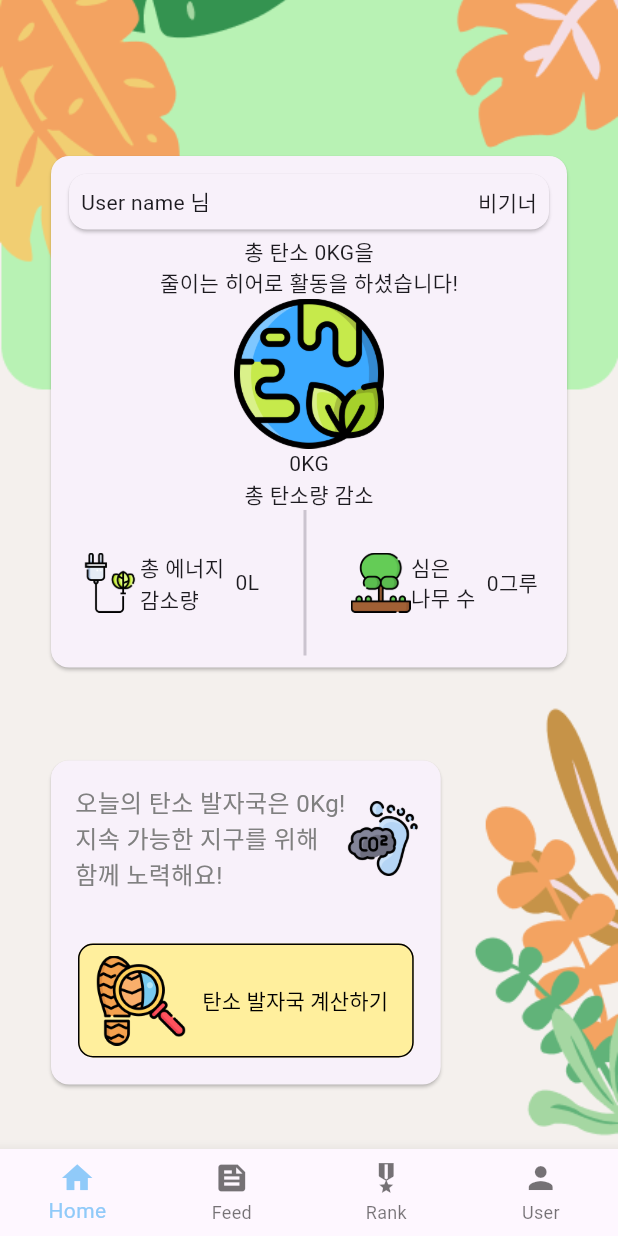
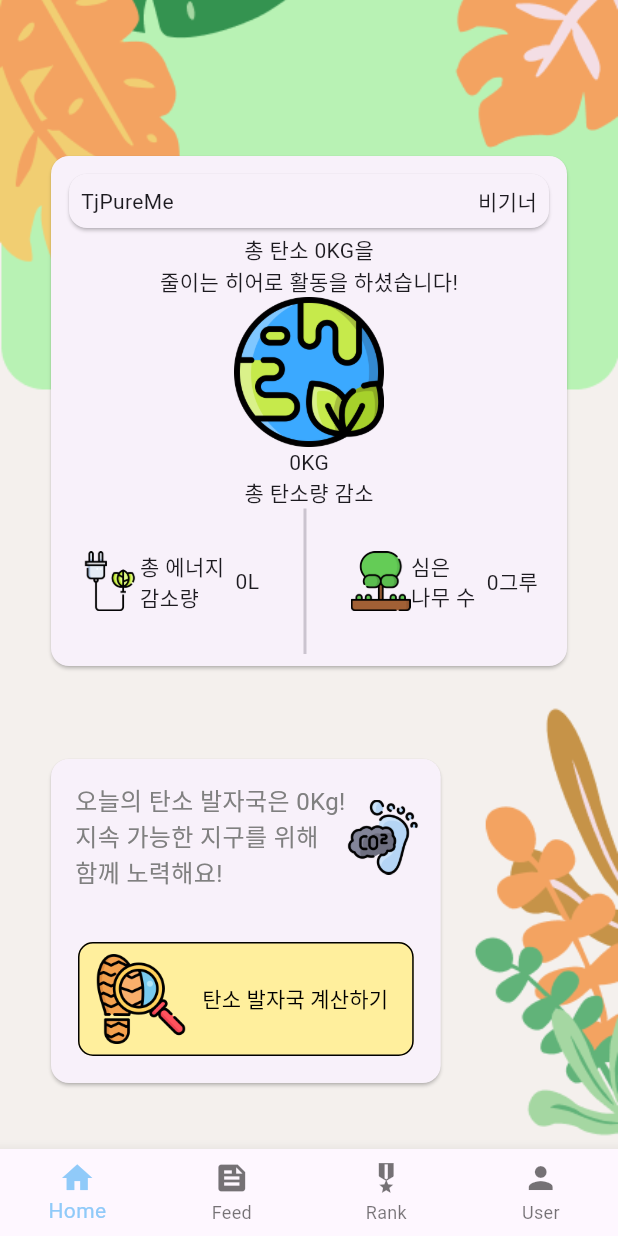
Before and after one commit to donghun-ha/pureme.Carbon_Footprint_App, a Flutter app: the TabbarPage screen opened directly, on a phone screen of 412 x 824 dp. Run offline on Flutter 3.47's test engine with Material 3 defaults, Android fonts, the phone set to English and light mode, and no system bars; our stand-ins replace cloud_firestore, firebase_core, firebase_storage, get, get_storage, image_picker; accounts and stored records are empty; network calls fail.

Commit message:
user database connect

```diff
--- a/team_project2_pure_me/lib/model/user.dart
+++ b/team_project2_pure_me/lib/model/user.dart
@@ -23,7 +23,7 @@ class User {
         password = res['password'],
         phone = res['phone'],
         createDate = DateTime.parse(res['createDate']),
-        point = double.parse(res['point']) ,
+        point = res['point'],
         profileImage =
             res['profileImage'] == 'null' ? null : res['profileImage'];
 }
--- a/team_project2_pure_me/lib/view/home.dart
+++ b/team_project2_pure_me/lib/view/home.dart
@@ -1,12 +1,17 @@
 import 'package:flutter/material.dart';
 import 'package:get/get.dart';
 import 'package:team_project2_pure_me/view/calc/calc_home.dart';
+import 'package:team_project2_pure_me/vm/user_handler.dart';
+import 'package:team_project2_pure_me/vm/vmhandler.dart';
 
 class Home extends StatelessWidget {
-  const Home({super.key});
+  Home({super.key}) {
+    Get.put(UserHandler());
+  }
 
   @override
   Widget build(BuildContext context) {
+    final UserHandler userHandler = Get.find<UserHandler>();
     return Scaffold(
       backgroundColor: Colors.transparent,
       // 필요한 변수: curUser, curTotalCarbon
@@ -15,7 +20,8 @@ class Home extends StatelessWidget {
       // 나무 계산식, 에너지 계산식 등은 총 탄소량 curTotalCarbon 전부 계산가능하므로
       // view쪽에서 추가바람.
       // 나머지 글씨들은 전부
-      body: Padding(
+      body: GetBuilder<Vmhandler>(builder: (controllor) {
+        return Padding(
           padding: const EdgeInsets.fromLTRB(30, 100, 30, 0),
           child: Center(
             child: Column(
@@ -28,13 +34,14 @@ class Home extends StatelessWidget {
                       padding: const EdgeInsets.all(8.0),
                       child: Column(
                         children: [
-                        const Card(
+                          Card(
                             child: Padding(
                               padding: EdgeInsets.all(8.0),
                               child: Row(
-                              mainAxisAlignment: MainAxisAlignment.spaceBetween,
+                                mainAxisAlignment:
+                                    MainAxisAlignment.spaceBetween,
                                 children: [
-                                Text('User name 님'),
+                                  Text(userHandler.curUser.nickName),
                                   Text('비기너'),
                                 ],
                               ),
@@ -66,8 +73,8 @@ class Home extends StatelessWidget {
                                   thickness: 2,
                                 ),
                                 Padding(
-                                padding:
-                                    const EdgeInsets.symmetric(vertical: 28.0),
+                                  padding: const EdgeInsets.symmetric(
+                                      vertical: 28.0),
                                   child: Row(
                                     children: [
                                       Image.asset(
@@ -154,7 +161,8 @@ class Home extends StatelessWidget {
               ],
             ),
           ),
-      ),
+        );
+      }),
     );
   }
 }
--- a/team_project2_pure_me/lib/view/tabbar_page.dart
+++ b/team_project2_pure_me/lib/view/tabbar_page.dart
@@ -30,7 +30,7 @@ class TabbarPage extends StatelessWidget {
             controller: tabHandler.tabController,
             children: [
               // page
-              const Home(),
+              Home(),
               FeedHome(),
               RankPage(),
               UserInfoHome(),
--- a/team_project2_pure_me/lib/vm/tab_handler.dart
+++ b/team_project2_pure_me/lib/vm/tab_handler.dart
@@ -15,8 +15,8 @@ class TabHandler extends GetxController with GetSingleTickerProviderStateMixin {
   }
 
   @override
-  void onClose() {
+  void dispose() {
     tabController.dispose();
-    super.onClose();
+    super.dispose();
   }
 }
--- a/team_project2_pure_me/lib/vm/user_handler.dart
+++ b/team_project2_pure_me/lib/vm/user_handler.dart
@@ -9,6 +9,7 @@ import 'package:team_project2_pure_me/vm/db_handler.dart';
 import 'package:http/http.dart' as http;
 
 class UserHandler extends DbHandler {
+  RxList<User> userList = <User>[].obs;
   XFile? imageFile;
 
   final ImagePicker picker = ImagePicker();
@@ -46,7 +47,7 @@ class UserHandler extends DbHandler {
       result = dataConvertedJSON['result'];
       curUser = User.fromMap(result[0]);
       update();
-      print(curUser.eMail);
+      print(curUser.nickName);
       return true;
     } else {
       return false;
```
Also changed, not shown: team_project2_pure_me/lib/view/calc/calc_elec.dart (+3 -7 lines), team_project2_pure_me/lib/view/calc/calc_recycle.dart (+16 -19 lines). Lines whose indentation alone changed are shown as unchanged.
